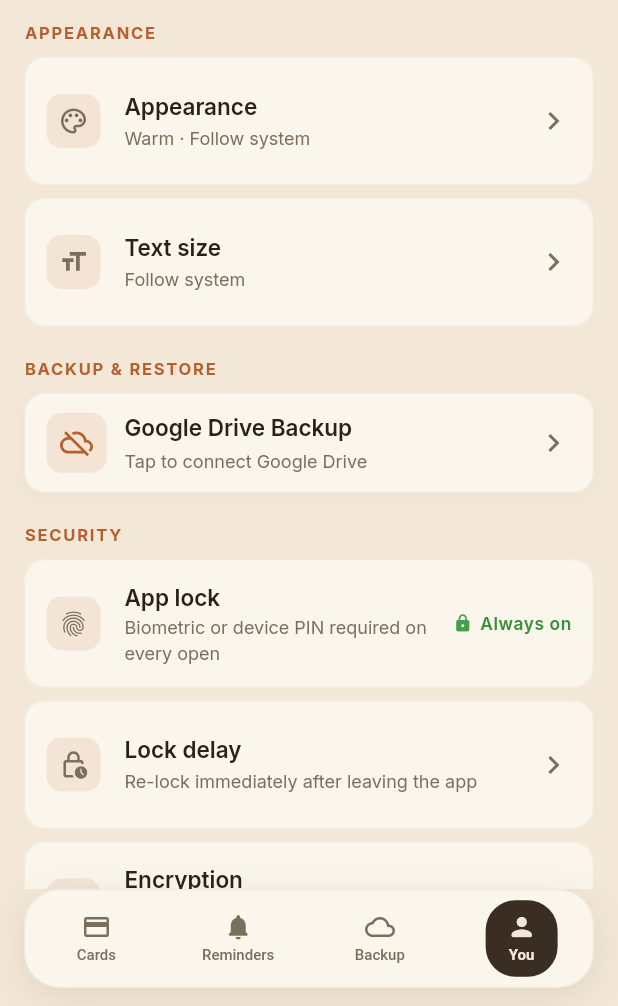
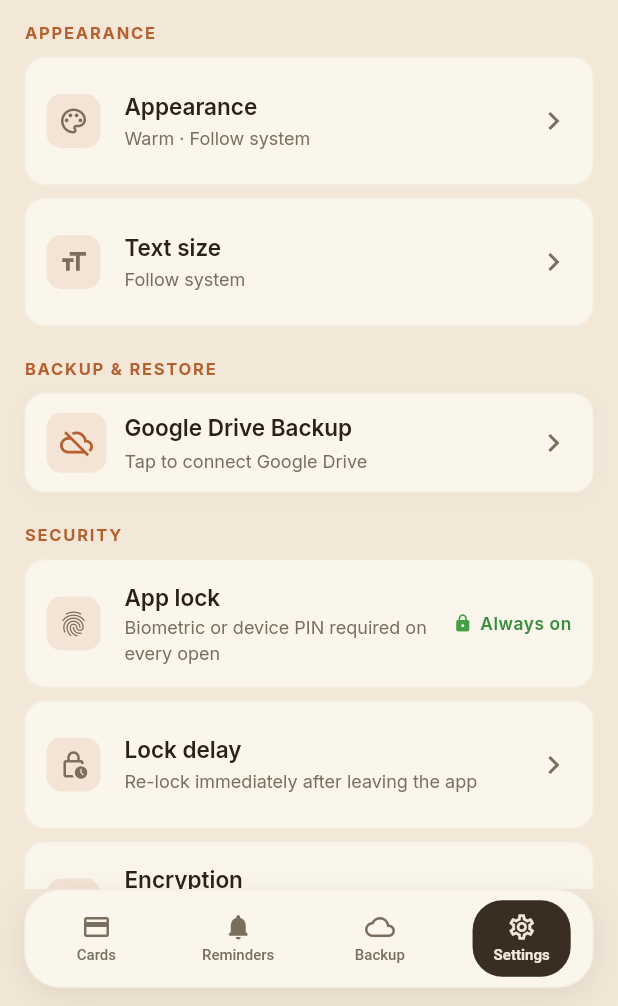
Before and after one commit to Geopaul94/credit_card_mananger, a Flutter app: the BottomNavigationBarWidget screen opened directly, item 4 of the bottom bar chosen, on a phone screen of 412 x 824 dp, the part 230-1236 px from its top. Run offline on Flutter 3.47's test engine with Material 3 defaults, Android fonts, the phone set to English and light mode, and no system bars; our stand-ins replace equatable, flutter_bloc, flutter_local_notifications, flutter_secure_storage, get_it, google_sign_in and 7 more; missing offline and left inert: encrypt, google_mlkit_text_recognition, googleapis; accounts and stored records are empty.

Commit message:
fix: update bottom navigation labels from 'You' to 'Settings'

```diff
--- a/lib/features/cards/presentation/widgets/bottom_navigation_bar.dart
+++ b/lib/features/cards/presentation/widgets/bottom_navigation_bar.dart
@@ -11,7 +11,7 @@ import '../pages/home_screen/home_screen.dart';
 import '../pages/profile_screen/profile_screen.dart';
 import '../pages/reminder_screen/reminder_screen.dart';
 
-/// Four equal destinations — Cards, Reminders, Backup, You — with no centre
+/// Four equal destinations — Cards, Reminders, Backup, Settings — with no centre
 /// action slot. Adding a card is now a floating button on the Cards screen
 /// itself (top-right, above the bar), not a slot inside the nav pill.
 class BottomNavigationBarWidget extends StatelessWidget {
@@ -57,7 +57,7 @@ class _FloatingNavBar extends StatelessWidget {
     _TabData(icon: Icons.credit_card_outlined, label: 'Cards'),
     _TabData(icon: Icons.notifications_rounded, label: 'Reminders'),
     _TabData(icon: Icons.cloud_outlined, label: 'Backup'),
-    _TabData(icon: Icons.person_rounded, label: 'You'),
+    _TabData(icon: Icons.settings_outlined, label: 'Settings'),
   ];
 
   @override
```
Also changed, not shown: 1 other file.
